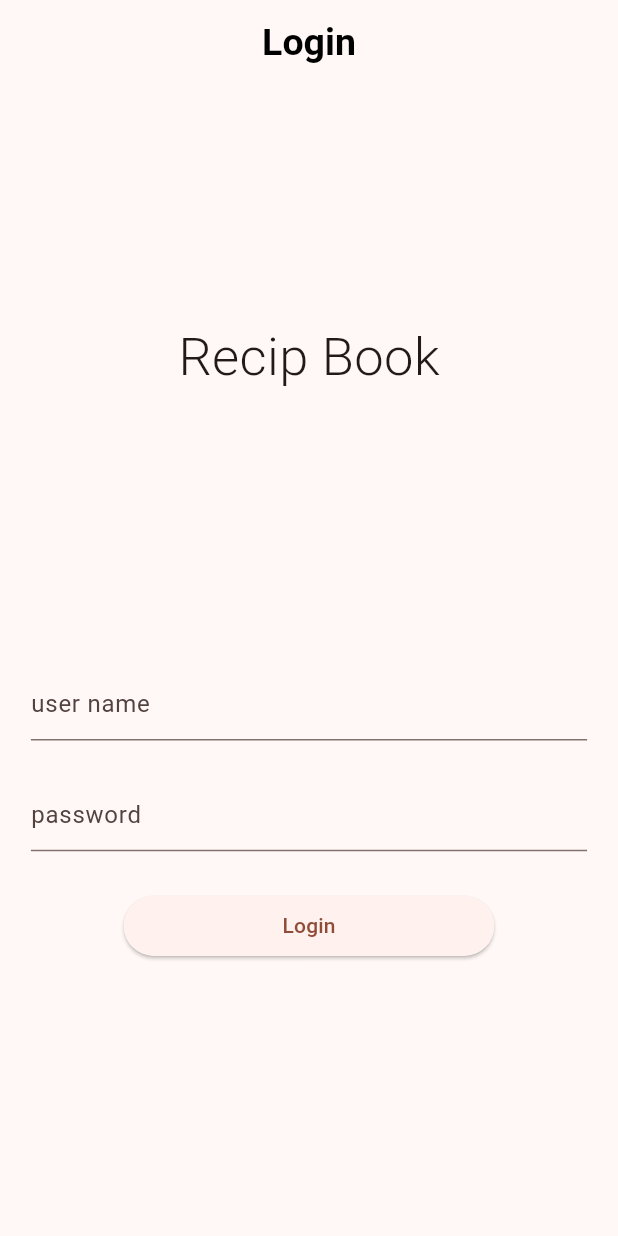
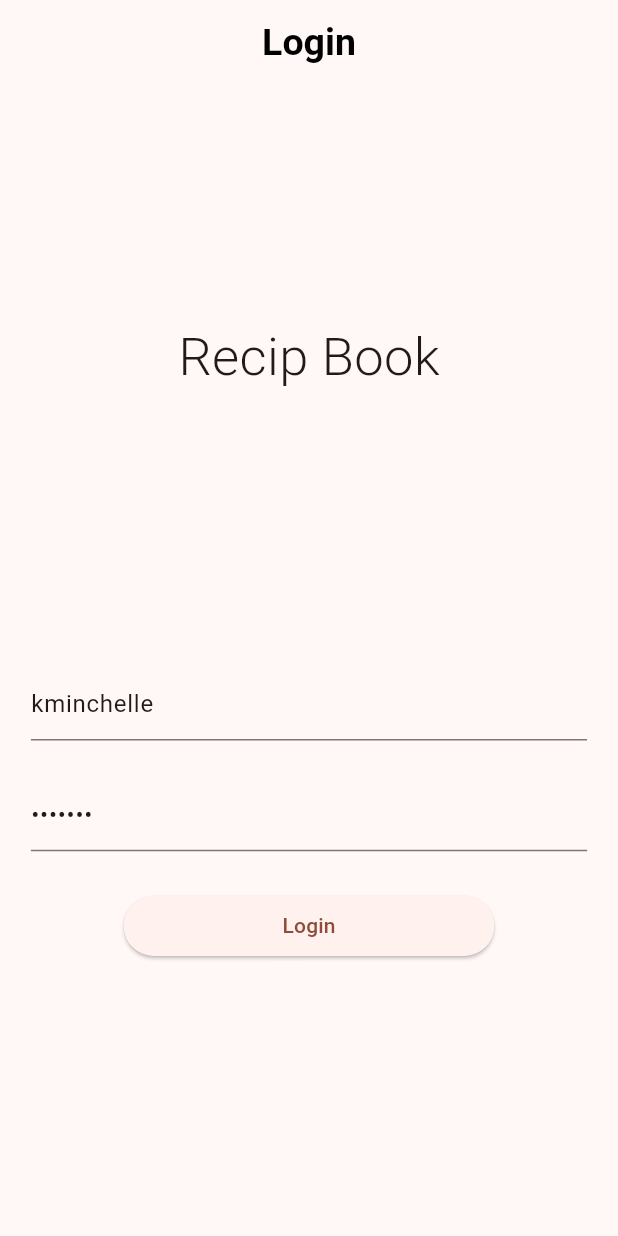
Before and after one commit to yarasingu/recip_book, a Flutter app: the screen it shows after launch, after a tap on "Login", on a phone screen of 412 x 824 dp. Run offline on Flutter 3.47's test engine with Material 3 defaults, Android fonts, the phone set to English and light mode, and no system bars; our stand-ins replace dio; missing offline and left inert: status_alert; accounts and stored records are empty; network calls fail.

Commit message:
login auth home page

```diff
--- /dev/null
+++ b/lib/consts.dart
@@ -0,0 +1,2 @@
+// ignore: constant_identifier_names
+const String API_BASE_URL = "https://dummyjson.com/";
--- a/lib/main.dart
+++ b/lib/main.dart
@@ -1,8 +1,9 @@
 import 'package:flutter/material.dart';
+import 'package:myapp/pages/home_page.dart';
 import 'package:myapp/pages/login_page.dart';
 
 void main() {
-  runApp(const MyApp());
+  runApp( const MyApp());
 }
 
 class MyApp extends StatelessWidget {
@@ -21,7 +22,11 @@ class MyApp extends StatelessWidget {
               color: Colors.black, fontSize: 25, fontWeight: FontWeight.bold),
         ),
       ),
-      home: const loginPage(),
+      initialRoute: "/login",
+      routes: {
+        "/login": (context) =>  const loginPage(),
+        "/home": (context) =>  const HomePage(),
+      },
     );
   }
 }
--- /dev/null
+++ b/lib/models/users.dart
@@ -0,0 +1,64 @@
+class Users {
+    int id;
+    String username;
+    String email;
+    String firstName;
+    String lastName;
+    String gender;
+    String image;
+    String token;
+
+    Users({
+        required this.id,
+        required this.username,
+        required this.email,
+        required this.firstName,
+        required this.lastName,
+        required this.gender,
+        required this.image,
+        required this.token,
+    });
+
+    Users copyWith({
+        int? id,
+        String? username,
+        String? email,
+        String? firstName,
+        String? lastName,
+        String? gender,
+        String? image,
+        String? token,
+    }) =>
+        Users(
+            id: id ?? this.id,
+            username: username ?? this.username,
+            email: email ?? this.email,
+            firstName: firstName ?? this.firstName,
+            lastName: lastName ?? this.lastName,
+            gender: gender ?? this.gender,
+            image: image ?? this.image,
+            token: token ?? this.token,
+        );
+
+    factory Users.fromJson(Map<String, dynamic> json) => Users(
+        id: json["id"],
+        username: json["username"],
+        email: json["email"],
+        firstName: json["firstName"],
+        lastName: json["lastName"],
+        gender: json["gender"],
+        image: json["image"],
+        token: json["token"],
+    );
+
+    Map<String, dynamic> toJson() => {
+        "id": id,
+        "username": username,
+        "email": email,
+        "firstName": firstName,
+        "lastName": lastName,
+        "gender": gender,
+        "image": image,
+        "token": token,
+    };
+}
--- /dev/null
+++ b/lib/pages/home_page.dart
@@ -0,0 +1,50 @@
+import 'package:flutter/material.dart';
+
+class HomePage extends StatefulWidget {
+  const HomePage({super.key});
+
+  @override
+  State<HomePage> createState() => _HomePageState();
+}
+
+class _HomePageState extends State<HomePage> {
+  @override
+  Widget build(BuildContext context) {
+    return Scaffold(
+      appBar: AppBar(
+        title: const Text('Home Page'),
+        centerTitle: true,
+      ),
+      body: SafeArea(
+        child: _buildUI(),
+      ),
+    );
+  }
+
+  Widget _buildUI() {
+    return Container(
+      child: Column(
+        children: [
+          _recipTypeButton()
+        ],
+      ),
+    );
+  }
+
+  Widget _recipTypeButton() {
+    return SizedBox(
+      height: MediaQuery.sizeOf(context).height * 0.05,
+      child: ListView(
+        scrollDirection: Axis.horizontal,
+        children: [
+          Padding(
+            padding: const EdgeInsets.symmetric(horizontal: 5.0,
+            ),
+            child: FilledButton(onPressed: () {}, child: const Text("Snack")
+            ),
+          ),
+        ],
+      ),
+    );
+  }
+}
--- a/lib/pages/login_page.dart
+++ b/lib/pages/login_page.dart
@@ -1,9 +1,13 @@
 // ignore_for_file: camel_case_types
 
 import 'package:flutter/material.dart';
+import 'package:myapp/services/auth_services.dart';
+import 'package:status_alert/status_alert.dart';
 
 class loginPage extends StatefulWidget {
   const loginPage({super.key});
+
+  // ignore: library_private_types_in_public_api
 
   @override
   State<StatefulWidget> createState() {
@@ -12,6 +16,10 @@ class loginPage extends StatefulWidget {
 }
 
 class _loginPageState extends State<loginPage> {
+  final GlobalKey<FormState> _loginFormKey = GlobalKey();
+
+  String? username, password;
+
   @override
   Widget build(BuildContext context) {
     return Scaffold(
@@ -50,17 +58,43 @@ class _loginPageState extends State<loginPage> {
         width: MediaQuery.sizeOf(context).width * 0.90,
         height: MediaQuery.sizeOf(context).height * 0.30,
         child: Form(
+          key: _loginFormKey,
           child: Column(
             mainAxisSize: MainAxisSize.max,
             mainAxisAlignment: MainAxisAlignment.spaceEvenly,
             crossAxisAlignment: CrossAxisAlignment.center,
             children: [
               TextFormField(
+                initialValue: "kminchelle",
+                onSaved: (value) {
+                  setState(() {
+                    username = value;
+                  });
+                },
+                validator: (value) {
+                  if (value == null || value.isEmpty) {
+                    return "Enter a username";
+                  }
+                  return null;
+                },
                 decoration: const InputDecoration(
                   hintText: "user name",
                 ),
               ),
               TextFormField(
+                initialValue: "0lelplR",
+                onSaved: (value) {
+                  setState(() {
+                    password = value;
+                  });
+                },
+                obscureText: true,
+                validator: (value) {
+                  if (value == null || value.length < 5) {
+                    return "Enter a password";
+                  }
+                  return null;
+                },
                 decoration: const InputDecoration(
                   hintText: "password",
                 ),
@@ -75,7 +109,29 @@ class _loginPageState extends State<loginPage> {
     return SizedBox(
       width: MediaQuery.sizeOf(context).width * 0.60,
       child: ElevatedButton(
-        onPressed: () {},
+        onPressed: () async {
+          if (_loginFormKey.currentState?.validate() ?? false) {
+            _loginFormKey.currentState?.save();
+            bool result = await AuthServices().login(username!, password!);
+            if (result) {
+              // ignore: use_build_context_synchronously
+              Navigator.pushReplacementNamed(context, "/home");
+            } else {
+              // ignore: use_build_context_synchronously
+              StatusAlert.show(
+                context,
+                duration: const Duration(seconds: 2),
+                title: 'Login Failed',
+                subtitle: 'please try again later',
+                configuration: const IconConfiguration(
+                  icon: Icons.error,
+                  color: Colors.red,
+                ),
+                maxWidth: 260,
+              );
+            }
+          }
+        },
         child: const Text("Login"),
       ),
     );
--- /dev/null
+++ b/lib/services/auth_services.dart
@@ -0,0 +1,31 @@
+import 'package:myapp/models/users.dart';
+import 'package:myapp/services/http_service.dart';
+
+class AuthServices {
+  static final AuthServices _singleton = AuthServices.internal();
+
+  Users? users;
+
+  final _httpservice = HTTPService();
+  factory AuthServices() {
+    return _singleton;
+  }
+  AuthServices.internal();
+
+  Future<bool> login(String username, String password) async {
+    try {
+      var resposnce = await _httpservice.post("auth/login", {
+        "username": username,
+        "password": password,
+      });
+      if (resposnce?.statusCode == 200 && resposnce?.data != null) {
+        users = Users.fromJson(resposnce?.data);
+        _httpservice.setup(bearerToken: users?.token);
+        return true;
+      }
+    } catch (e) {
+      print(e);
+    }
+    return false;
+  }
+}
--- /dev/null
+++ b/lib/services/http_service.dart
@@ -0,0 +1,43 @@
+import 'package:dio/dio.dart';
+import 'package:myapp/consts.dart';
+
+class HTTPService {
+  static final HTTPService _singleton = HTTPService.internal();
+
+  final _dio = Dio();
+
+  factory HTTPService() {
+    return _singleton;
+  }
+  HTTPService.internal() {
+    setup();
+  }
+
+  Future<void> setup({String? bearerToken}) async {
+    final headers = {
+      "Content-Type": "application/json",
+    };
+    if(bearerToken != null){
+      headers["Authorization"] = "Bearer $bearerToken";
+    }
+    final options = BaseOptions(
+        baseUrl: API_BASE_URL,
+        headers: headers,
+        validateStatus: (status) {
+          if (status == null) return false;
+          return status < 500;
+        });
+    _dio.options = options;
+  }
+
+  Future<Response?> post(String path, Map<String, dynamic> data) async {
+    try {
+      final response = await _dio.post(path, data: data);
+      return response;
+    }
+    catch (e) {
+
+      return null;
+    }
+  }
+}
--- a/pubspec.yaml
+++ b/pubspec.yaml
@@ -35,6 +35,8 @@ dependencies:
   # The following adds the Cupertino Icons font to your application.
   # Use with the CupertinoIcons class for iOS style icons.
   cupertino_icons: ^1.0.2
+  dio: ^5.4.1
+  status_alert: ^1.0.1
 
 dev_dependencies:
   flutter_test:
```
Also changed, not shown: pubspec.lock, 1 other file.
